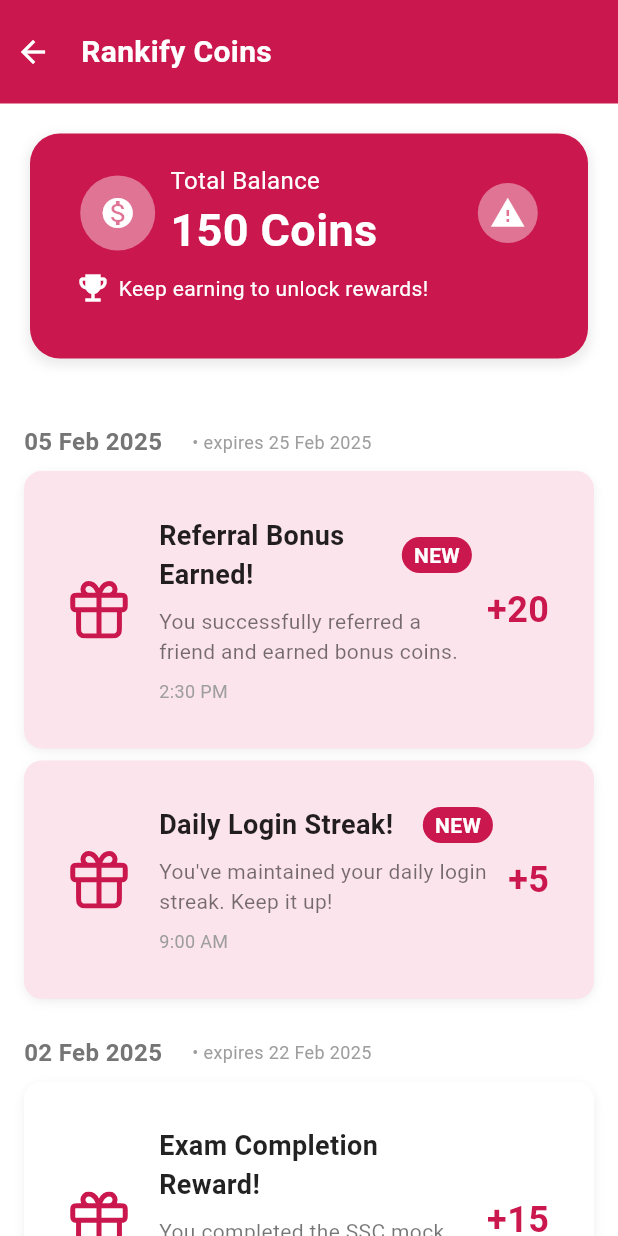
After one commit to arun-kumar-bidila/demo-rankify, a Flutter app: the Rankifycoins screen opened directly, on a phone screen of 412 x 824 dp. The commit adds this screen. Run offline on Flutter 3.47's test engine with Material 3 defaults, Android fonts, the phone set to English and light mode, and no system bars; our stand-ins replace another_carousel_pro, badges, flutter_keyboard_visibility, flutter_screenutil, flutter_svg.

Commit message:
Notifications & Rankfy screen completed

```diff
--- a/lib/features/dashboard/screens/notifications.dart
+++ b/lib/features/dashboard/screens/notifications.dart
@@ -68,12 +68,14 @@ class _NotificationsState extends State<Notifications> {
     return Scaffold(
       backgroundColor: Colors.grey[50],
       body: SafeArea(
+        child: SingleChildScrollView(
           child: Column(
             children: [
-            customAppBar(context),
+              _customAppBar(context),
               showFilters(),
               buildNotifications(groupedNotifications),
             ],
+          ),
         ),
       ),
     );
@@ -124,8 +126,9 @@ class _NotificationsState extends State<Notifications> {
     List<DateTime> sortedDates = notifications.keys.toList()
       ..sort((a, b) => b.compareTo(a));
 
-    return Expanded(
-      child: ListView.builder(
+    return ListView.builder(
+      shrinkWrap: true,
+      physics: NeverScrollableScrollPhysics(),
       padding: EdgeInsets.symmetric(horizontal: 16, vertical: 8),
       itemCount: sortedDates.length,
       itemBuilder: (context, index) {
@@ -164,7 +167,6 @@ class _NotificationsState extends State<Notifications> {
           ],
         );
       },
-      ),
     );
   }
 
@@ -275,7 +277,7 @@ Widget customNotificationTile({
   );
 }
 
-Widget customAppBar(BuildContext context) {
+Widget _customAppBar(BuildContext context) {
   return Container(
     color: GlobalColors.buttonColor,
     child: Padding(
--- /dev/null
+++ b/lib/features/dashboard/screens/rankifyCoins.dart
@@ -0,0 +1,485 @@
+import 'package:flutter/material.dart';
+import 'package:flutter_svg/svg.dart';
+import 'package:rankify/constants/colors.dart';
+
+class Rankifycoins extends StatefulWidget {
+  Rankifycoins({super.key});
+
+  @override
+  State<Rankifycoins> createState() => _RankifycoinsState();
+}
+
+class _RankifycoinsState extends State<Rankifycoins> {
+  final Map<DateTime, List<CoinTransaction>> groupedTransactions = {
+    DateTime(2025, 2, 5): [
+      CoinTransaction(
+        title: 'Referral Bonus Earned!',
+        subtitle: 'You successfully referred a friend and earned bonus coins.',
+        date: DateTime(2025, 2, 5),
+        time: '2:30 PM',
+        coins: 20,
+        type: 'earned',
+        isNew: true,
+        icon: 'assets/svg/gift.svg',
+        expiryDate: DateTime(2025, 2, 25),
+      ),
+      CoinTransaction(
+        title: 'Daily Login Streak!',
+        subtitle: 'You\'ve maintained your daily login streak. Keep it up!',
+        date: DateTime(2025, 2, 5),
+        time: '9:00 AM',
+        coins: 5,
+        type: 'earned',
+        isNew: true,
+        icon: 'assets/svg/gift.svg',
+        expiryDate: DateTime(2025, 2, 25),
+      ),
+    ],
+    DateTime(2025, 2, 2): [
+      CoinTransaction(
+        title: 'Exam Completion Reward!',
+        subtitle: 'You completed the SSC mock exam and earned your reward.',
+        date: DateTime(2025, 2, 2),
+        time: '4:15 PM',
+        coins: 15,
+        type: 'earned',
+        isNew: false,
+        icon: 'assets/svg/gift.svg',
+        expiryDate: DateTime(2025, 2, 22),
+      ),
+    ],
+  };
+
+  @override
+  Widget build(BuildContext context) {
+    return Scaffold(
+      backgroundColor: Colors.white,
+      body: SafeArea(
+        child: SingleChildScrollView(
+          child: Column(
+
+            children: [
+              _customAppBar(context),
+               _balanceContainer(),
+        _buildTransactionHistory(),
+            ],
+          ),
+        ),
+      ),
+    );
+  }
+
+  Widget _balanceContainer() {
+    return Container(
+      width: double.infinity,
+      height: 150,
+      margin: EdgeInsets.all(20),
+      decoration: BoxDecoration(
+        color: GlobalColors.buttonColor,
+        borderRadius: BorderRadius.circular(20),
+        boxShadow: [
+          BoxShadow(
+            color: Colors.grey.withOpacity(0.2),
+            spreadRadius: 2,
+            blurRadius: 5,
+            offset: Offset(0, 3),
+          ),
+        ],
+      ),
+      child: Padding(
+        padding: const EdgeInsets.symmetric(vertical: 20),
+        child: Column(
+          crossAxisAlignment: CrossAxisAlignment.start,
+          children: [
+            Row(
+              mainAxisAlignment: MainAxisAlignment.spaceAround,
+              children: [
+                Row(
+                  mainAxisAlignment: MainAxisAlignment.start,
+                  children: [
+                    Container(
+                      height: 50,
+                      width: 50,
+                      decoration: BoxDecoration(
+                        color: Colors.white.withOpacity(0.4),
+                        shape: BoxShape.circle,
+                      ),
+                      child: Icon(
+                        Icons.monetization_on,
+                        color: Colors.white,
+                      ),
+                    ),
+                    Padding(
+                      padding: const EdgeInsets.only(left: 10),
+                      child: Column(
+                        crossAxisAlignment: CrossAxisAlignment.start,
+                        children: [
+                          Text(
+                            'Total Balance',
+                            style: TextStyle(
+                              color: Colors.white,
+                              fontSize: 16,
+                            ),
+                          ),
+                          Text(
+                            '150 Coins',
+                            style: TextStyle(
+                              fontWeight: FontWeight.bold,
+                              color: Colors.white,
+                              fontSize: 30,
+                            ),
+                          ),
+                        ],
+                      ),
+                    ),
+                  ],
+                ),
+                GestureDetector(
+                  onTap: () => _showCoinExpirationDialog(),
+                  child: Container(
+                    height: 40,
+                    width: 40,
+                    decoration: BoxDecoration(
+                      color: Colors.white.withOpacity(0.4),
+                      shape: BoxShape.circle,
+                    ),
+                    child: Icon(
+                      Icons.warning,
+                      color: Colors.white,
+                    ),
+                  ),
+                ),
+              ],
+            ),
+            Padding(
+              padding: const EdgeInsets.symmetric(horizontal: 30,vertical: 5),
+              child: Row(
+                children: [
+                  Icon(Icons.emoji_events, color: Colors.white),
+                  SizedBox(width: 5),
+                  Text(
+                    'Keep earning to unlock rewards!',
+                    style: TextStyle(color: Colors.white),
+                  )
+                ],
+              ),
+            ),
+          ],
+        ),
+      ),
+    );
+  }
+
+  Widget _buildTransactionHistory() {
+    List<DateTime> sortedDates = groupedTransactions.keys.toList()
+      ..sort((a, b) => b.compareTo(a));
+
+    return ListView.builder(
+      shrinkWrap: true,
+      physics: const NeverScrollableScrollPhysics(),
+      padding: EdgeInsets.symmetric(horizontal: 16, vertical: 8),
+      itemCount: sortedDates.length + 1,
+      itemBuilder: (context, index) {
+         if (index == sortedDates.length) {
+    return Padding(
+      padding: const EdgeInsets.symmetric(vertical: 40),
+      child: Row(
+        spacing: 10,
+        mainAxisAlignment: MainAxisAlignment.center,
+        children: [
+          Icon(Icons.remove_red_eye,color: GlobalColors.buttonColor,),
+          Text(
+            'View All Activity',
+            style: TextStyle(
+              color: GlobalColors.buttonColor,
+              fontSize: 16,
+              fontWeight: FontWeight.bold,
+            ),
+          )
+        ],
+      ),
+    );
+        }
+        DateTime date = sortedDates[index];
+        List<CoinTransaction> dayTransactions = groupedTransactions[date] ?? [];
+
+        return Column(
+          crossAxisAlignment: CrossAxisAlignment.start,
+          children: [
+            if (index == 0 || sortedDates[index - 1] != date)
+              Padding(
+                padding: const EdgeInsets.only(top: 16, bottom: 8),
+                child: Row(
+                  spacing: 20,
+                  children: [
+                    Text(
+                      _formatDate(date),
+                      style: TextStyle(
+                        fontSize: 16,
+                        fontWeight: FontWeight.w600,
+                        color: Colors.grey[600],
+                      ),
+                    ),
+                    Text(
+                      '• expires ${_formatDate(dayTransactions.first.expiryDate)}',
+                      style: TextStyle(
+                        fontSize: 12,
+                        color: Colors.grey[500],
+                      ),
+                    ),
+                  ],
+                ),
+              ),
+            ...dayTransactions.map(
+              (transaction) => _customTransactionTile(
+                title: transaction.title,
+                subtitle: transaction.subtitle,
+                time: transaction.time,
+                coins: transaction.coins,
+                isNew: transaction.isNew,
+                icon: transaction.icon,
+                type: transaction.type,
+              ),
+            ),
+          ],
+        );
+      },
+    );
+  }
+
+  Widget _customTransactionTile({
+    required String title,
+    required String subtitle,
+    required String time,
+    required int coins,
+    required bool isNew,
+    required String icon,
+    required String type,
+  }) {
+    return Container(
+      margin: EdgeInsets.only(bottom: 8),
+      decoration: BoxDecoration(
+        color: isNew ? Colors.pink[50] : Colors.white,
+        borderRadius: BorderRadius.circular(12),
+        boxShadow: [
+          BoxShadow(
+            offset: const Offset(0, 2),
+            blurRadius: 6,
+            spreadRadius: -1,
+            color: Colors.black.withOpacity(0.08),
+          ),
+        ],
+      ),
+      child: Padding(
+        padding: const EdgeInsets.all(30),
+        child: Row(
+          crossAxisAlignment: CrossAxisAlignment.center,
+          children: [
+            Padding(
+            padding: const EdgeInsets.only(right: 20),
+            child: Container(
+              width: 40,
+              height: 40,
+              child: SvgPicture.asset(
+                icon,
+                width: 40,
+                height: 40,
+              ),
+            ),
+          ),
+            Expanded(
+              child: Column(
+                crossAxisAlignment: CrossAxisAlignment.start,
+                children: [
+                  Row(
+                    children: [
+                      Expanded(
+                        child: Text(
+                          title,
+                          style: const TextStyle(
+                            fontSize: 18,
+                            fontWeight: FontWeight.bold,
+                            color: Colors.black87,
+                          ),
+                        ),
+                      ),
+                      if (isNew)
+                        Container(
+                          padding: EdgeInsets.symmetric(horizontal: 8, vertical: 2),
+                          decoration: BoxDecoration(
+                            color: GlobalColors.buttonColor,
+                            borderRadius: BorderRadius.circular(12),
+                          ),
+                          child: Text(
+                            'NEW',
+                            style: TextStyle(
+                              color: Colors.white,
+                              fontSize: 14,
+                              fontWeight: FontWeight.bold,
+                            ),
+                          ),
+                        ),
+                    ],
+                  ),
+                  Padding(
+                  padding: const EdgeInsets.symmetric(vertical: 8),
+                    child: Text(
+                      subtitle,
+                      style: const TextStyle(
+                        fontSize: 14,
+                        color: Colors.black54,
+                      ),
+                    ),
+                  ),
+                  Text(
+                    time,
+                    style: const TextStyle(
+                      fontSize: 12,
+                      color: Colors.grey,
+                    ),
+                  ),
+                ],
+              ),
+            ),
+            Column(
+              crossAxisAlignment: CrossAxisAlignment.end,
+              children: [
+                Padding(
+                  padding: const EdgeInsets.only(left: 10),
+                  child: Text(
+                    '+$coins',
+                    style: TextStyle(
+                      fontSize: 24,
+                      fontWeight: FontWeight.bold,
+                      color: GlobalColors.buttonColor,
+                    ),
+                  ),
+                ),
+              ],
+            ),
+          ],
+        ),
+      ),
+    );
+  }
+
+  void _showCoinExpirationDialog() {
+    showDialog(
+      context: context,
+      builder: (BuildContext context) {
+        return Dialog(
+          shape: RoundedRectangleBorder(
+            borderRadius: BorderRadius.circular(16),
+          ),
+          child: Container(
+            padding: EdgeInsets.all(20),
+            child: Column(
+              mainAxisSize: MainAxisSize.min,
+              crossAxisAlignment: CrossAxisAlignment.start,
+              children: [
+                Text(
+                  'Coin Expiration Policy',
+                  style: TextStyle(
+                    fontSize: 18,
+                    fontWeight: FontWeight.bold,
+                    color: Colors.black87,
+                  ),
+                ),
+                SizedBox(height: 16),
+                Text(
+                  'All coins earned must be used within 20 days of earning them. For example, if you earn 100 coins today, you must spend them within the next 20 days or they will expire automatically.',
+                  style: TextStyle(
+                    fontSize: 14,
+                    color: Colors.black54,
+                    height: 1.4,
+                  ),
+                ),
+                SizedBox(height: 20),
+                Align(
+                  alignment: Alignment.centerRight,
+                  child: TextButton(
+                    onPressed: () => Navigator.of(context).pop(),
+                    child: Text(
+                      'Got it',
+                      style: TextStyle(
+                        color: GlobalColors.buttonColor,
+                        fontWeight: FontWeight.w600,
+                      ),
+                    ),
+                  ),
+                ),
+              ],
+            ),
+          ),
+        );
+      },
+    );
+  }
+
+  String _formatDate(DateTime date) {
+    List<String> months = [
+      'Jan', 'Feb', 'Mar', 'Apr', 'May', 'Jun',
+      'Jul', 'Aug', 'Sep', 'Oct', 'Nov', 'Dec'
+    ];
+    return '${date.day.toString().padLeft(2, '0')} ${months[date.month - 1]} ${date.year}';
+  }
+
+  Widget _customAppBar(BuildContext context) {
+    return Container(
+      color: GlobalColors.buttonColor,
+      child: Padding(
+        padding: EdgeInsets.only(
+          top: 20.0,
+          left: 10.0,
+          right: 10.0,
+          bottom: 20.0,
+        ),
+        child: Row(
+          children: [
+            GestureDetector(
+              onTap: () {
+                Navigator.pop(context);
+              },
+              child: Icon(Icons.arrow_back, color: Colors.white),
+            ),
+            Padding(
+              padding: const EdgeInsets.only(left: 20),
+              child: Text(
+                "Rankify Coins",
+                style: TextStyle(
+                  fontSize: 20,
+                  fontWeight: FontWeight.bold,
+                  color: Colors.white,
+                ),
+              ),
+            ),
+          ],
+        ),
+      ),
+    );
+  }
+}
+
+class CoinTransaction {
+  final String title;
+  final String subtitle;
+  final DateTime date;
+  final String time;
+  final int coins;
+  final String type;
+  final bool isNew;
+  final String icon;
+  final DateTime expiryDate;
+
+  CoinTransaction({
+    required this.title,
+    required this.subtitle,
+    required this.date,
+    required this.time,
+    required this.coins,
+    required this.type,
+    required this.isNew,
+    required this.icon,
+    required this.expiryDate,
+  });
+}
--- a/lib/features/dashboard/widgets/appbar.dart
+++ b/lib/features/dashboard/widgets/appbar.dart
@@ -3,6 +3,7 @@ import 'package:flutter_screenutil/flutter_screenutil.dart';
 import 'package:badges/badges.dart' as badges;
 import 'package:rankify/constants/colors.dart';
 import 'package:rankify/features/dashboard/screens/notifications.dart';
+import 'package:rankify/features/dashboard/screens/rankifyCoins.dart';
 import 'package:rankify/features/profilebar/screens/profilescreen.dart';
 import 'package:rankify/utils/screen_size.dart';
 
@@ -85,6 +86,12 @@ class DashboardAppbar extends StatelessWidget {
                     color: Color(0x33EF7F1A),
                     borderRadius: BorderRadius.circular(20.r),
                   ),
+                  child: GestureDetector(
+                    onTap: () {
+                      Navigator.push(context, MaterialPageRoute(
+                            builder: (context) => Rankifycoins()));
+                    },
+                    child: Container(
                       child: Row(
                         children: [
                           Image.asset(
@@ -101,6 +108,8 @@ class DashboardAppbar extends StatelessWidget {
                         ],
                       ),
                     ),
+                  ),
+                ),
               ],
             ),
           ],
```
Lines whose indentation alone changed are shown as unchanged.
